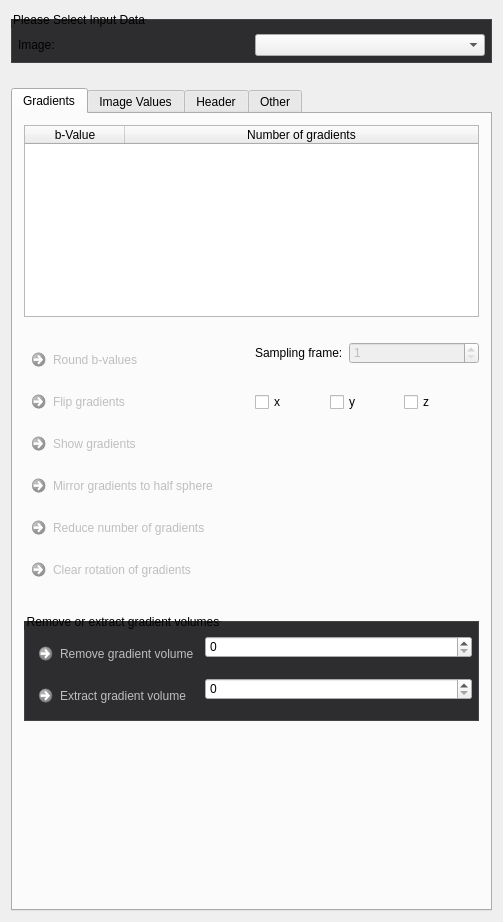
Above: Plugins/org.mitk.gui.qt.diffusionimaging.preprocessing/src/internal/QmitkPreprocessingViewControls.ui from MITK/MITK before the change. Below: the same form after it.
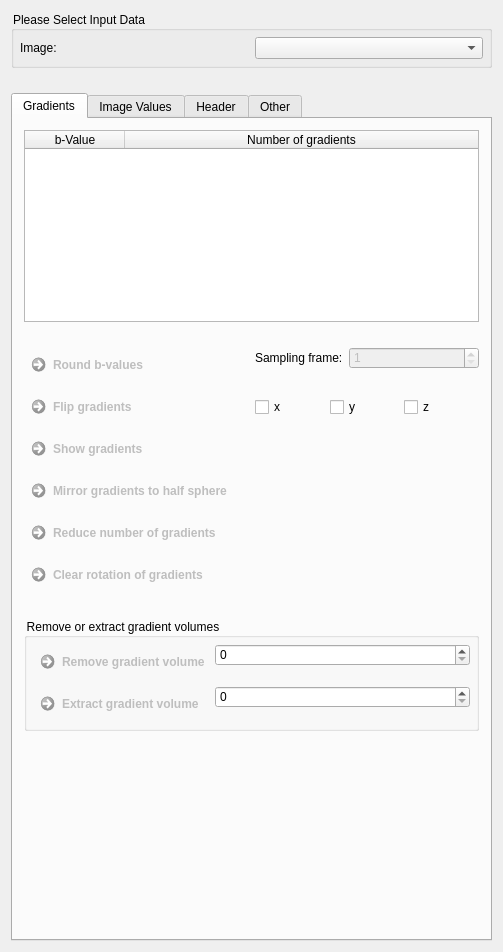
That is the form after the change. Custom widgets are drawn as their Qt base class.

Patch:
```diff
--- a/Plugins/org.mitk.gui.qt.diffusionimaging.preprocessing/src/internal/QmitkPreprocessingViewControls.ui
+++ b/Plugins/org.mitk.gui.qt.diffusionimaging.preprocessing/src/internal/QmitkPreprocessingViewControls.ui
@@ -27,7 +27,7 @@
   </property>
   <property name="styleSheet">
    <string>QCommandLinkButton {
-  font-weight: normal;
+  font-weight: lighter;
 }
 
 QCommandLinkButton:disabled {
@@ -36,7 +36,6 @@
 }
 
 QToolBox::tab {
-  border: 1px solid #434346;
   font-weight: bold;
 }
 
@@ -46,20 +45,15 @@
 }
 
 QToolBox::tab:selected {
-  background-color: #1c97ea;
-  border: 1px solid #1c97ea;
   font-weight: bold;
 }
 
 QGroupBox {
-  border: 1px solid #434346;
-  background-color: #2d2d30;
-  margin-top: 8px;
-  padding-top: 8px;
+  background-color: transparent;
 }
 
 QGroupBox, QGroupBox:disabled {
-  background-color: #2d2d30;
+  background-color: transparent;
 }</string>
   </property>
   <layout class="QGridLayout" name="gridLayout_18">
```
Left out of the diff: 1 changed line with no effect on the pictures.
